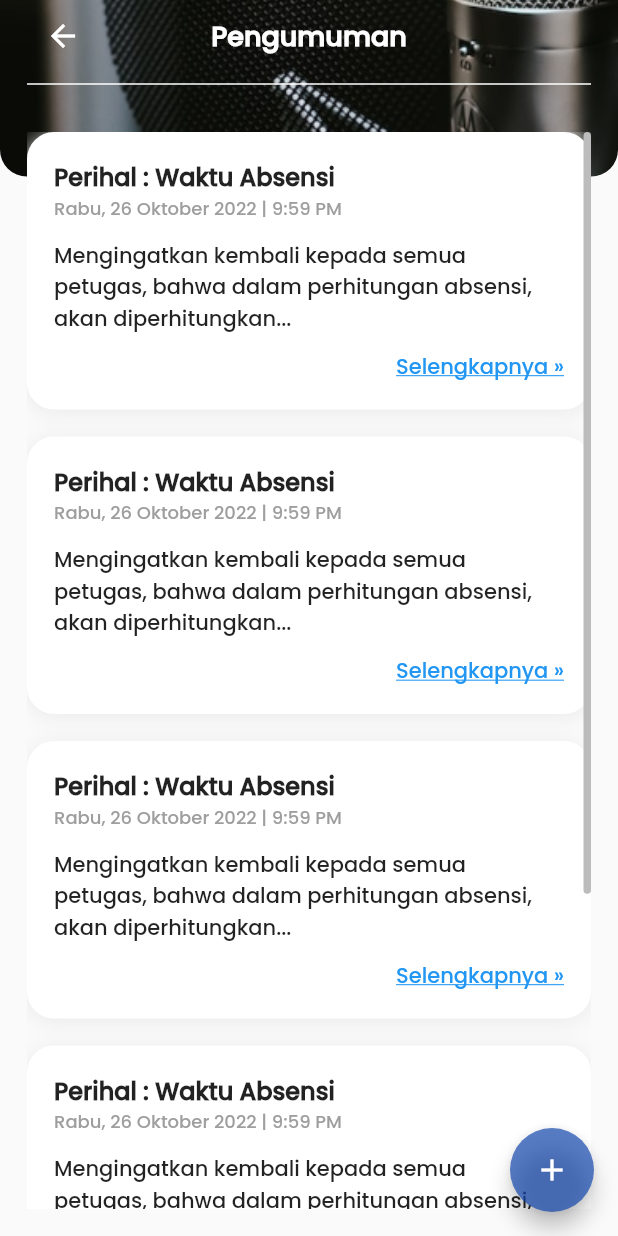
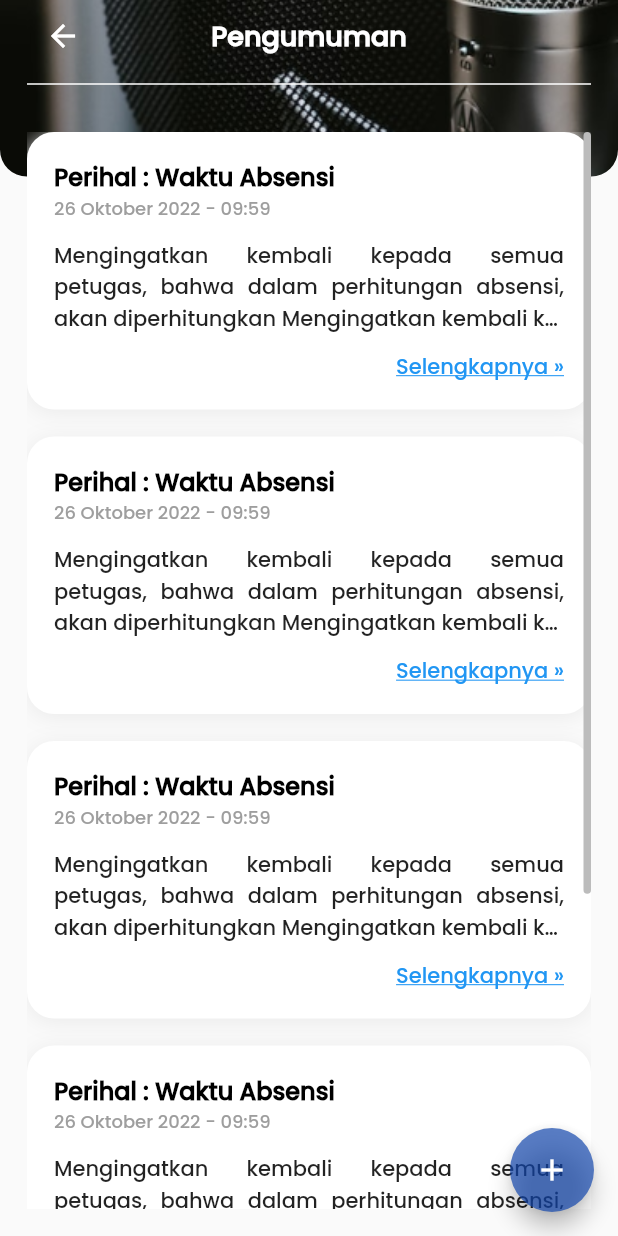
Before and after one commit to hoesk1ee/radio_valore, a Flutter app: the AnnouncementPage screen opened directly, on a phone screen of 412 x 824 dp. Run offline on Flutter 3.47's test engine with Material 2 defaults, Android fonts, the phone set to English and light mode, and no system bars.

Commit message:
Add new pages to show announcement and add reuseable components

```diff
--- a/lib/pages/addAnnouncement_page.dart
+++ b/lib/pages/addAnnouncement_page.dart
@@ -145,6 +145,7 @@ class _AddAnnouncementPageState extends State<AddAnnouncementPage> {
                     height: 12,
                   ),
                   CustomActionButton(
+                    textStyle: textStyleWithoutBold,
                     onTap: () {},
                     text: "Simpan",
                     buttonColor: saveButtonColor,
--- a/lib/pages/announcement_page.dart
+++ b/lib/pages/announcement_page.dart
@@ -1,4 +1,5 @@
 import 'package:flutter/material.dart';
+import 'package:radio_volare/pages/showAnnouncement_page.dart';
 import 'package:radio_volare/resources/custom_cardContent.dart';
 import 'package:radio_volare/resources/custom_floatingButton.dart';
 
@@ -48,39 +49,43 @@ class _AnnouncementPageState extends State<AnnouncementPage> {
                                 children: [
                                   Text(
                                     "Perihal : Waktu Absensi",
-                                      style: TextStyle(
-                                          fontWeight: FontWeight.bold,
-                                          fontSize: 16),
+                                    style: contentHeaderTextStyle,
                                   ),
                                   Text(
-                                      "Rabu, 26 Oktober 2022 | 9:59 PM",
-                                      style: TextStyle(
-                                          color: Colors.grey, fontSize: 12),
+                                    "26 Oktober 2022 - 09:59",
+                                    style: contentTimeTextStyle,
                                   ),
                                   SizedBox(
                                     height: 12,
                                   ),
                                   Text(
-                                        "Mengingatkan kembali kepada semua petugas, bahwa dalam perhitungan absensi, akan diperhitungkan..."),
+                                    "Mengingatkan kembali kepada semua petugas, bahwa dalam perhitungan absensi, akan diperhitungkan Mengingatkan kembali kepada semua petugas, bahwa dalam perhitungan absensi, akan diperhitungkan ",
+                                    textAlign: TextAlign.justify,
+                                    maxLines: 3,
+                                    overflow: TextOverflow.ellipsis,
+                                  ),
                                   Spacer(),
                                   Align(
                                     alignment: Alignment.centerRight,
                                     child: GestureDetector(
-                                        onTap: () {},
-                                        child: Text(
-                                          "Selengkapnya »",
-                                          style: TextStyle(
-                                            color: Colors.blue,
-                                            decoration:
-                                                TextDecoration.underline,
+                                      onTap: () {
+                                        Navigator.push(
+                                          context,
+                                          MaterialPageRoute(
+                                            builder: (context) =>
+                                                ShowAnnouncement(),
                                           ),
-                                        ),
+                                        );
+                                      },
+                                      child: Text("Selengkapnya »",
+                                          style: hyperlinkTextStyle),
                                     ),
                                   )
                                 ],
                               ),
                             ),
-                              height: 185);
+                            height: 185,
+                          );
                         },
                       ),
                     ),
--- a/lib/resources/constant.dart
+++ b/lib/resources/constant.dart
@@ -20,3 +20,15 @@ const textStyleWithoutBold = TextStyle(color: Colors.white, fontSize: 16);
 const cancelButtonColor = Color(0xffD1D3D9);
 
 const bodyPadding = EdgeInsets.only(left: 18.0, right: 18, bottom: 18);
+
+const backActionButtonTextStyle = TextStyle(color: Colors.black, fontSize: 16);
+
+const contentHeaderTextStyle =
+    TextStyle(color: Colors.black, fontWeight: FontWeight.bold, fontSize: 16);
+
+const contentTimeTextStyle = TextStyle(color: Colors.grey, fontSize: 12);
+
+const hyperlinkTextStyle = TextStyle(
+  color: Colors.blue,
+  decoration: TextDecoration.underline,
+);
--- a/lib/resources/custom_actionButton.dart
+++ b/lib/resources/custom_actionButton.dart
@@ -7,12 +7,14 @@ class CustomActionButton extends StatelessWidget {
       {Key? key,
       required this.onTap,
       required this.text,
-      required this.buttonColor})
+      required this.buttonColor,
+      required this.textStyle})
       : super(key: key);
 
   final Function() onTap;
   final String text;
   final Color buttonColor;
+  final TextStyle textStyle;
 
   @override
   Widget build(BuildContext context) {
@@ -28,7 +30,7 @@ class CustomActionButton extends StatelessWidget {
         child: Center(
           child: Text(
             text,
-            style: textStyleWithoutBold,
+            style: textStyle,
           ),
         ),
       ),
```
Also changed, not shown: lib/pages/addBcShedule_page.dart (+38 -1 lines), lib/pages/bcSchedule_page.dart (+42 -32 lines), lib/pages/showAnnouncement_page.dart (added, +96 -0 lines), lib/resources/custom_dropDownButton.dart (added, +42 -0 lines). Lines whose indentation alone changed are shown as unchanged.
